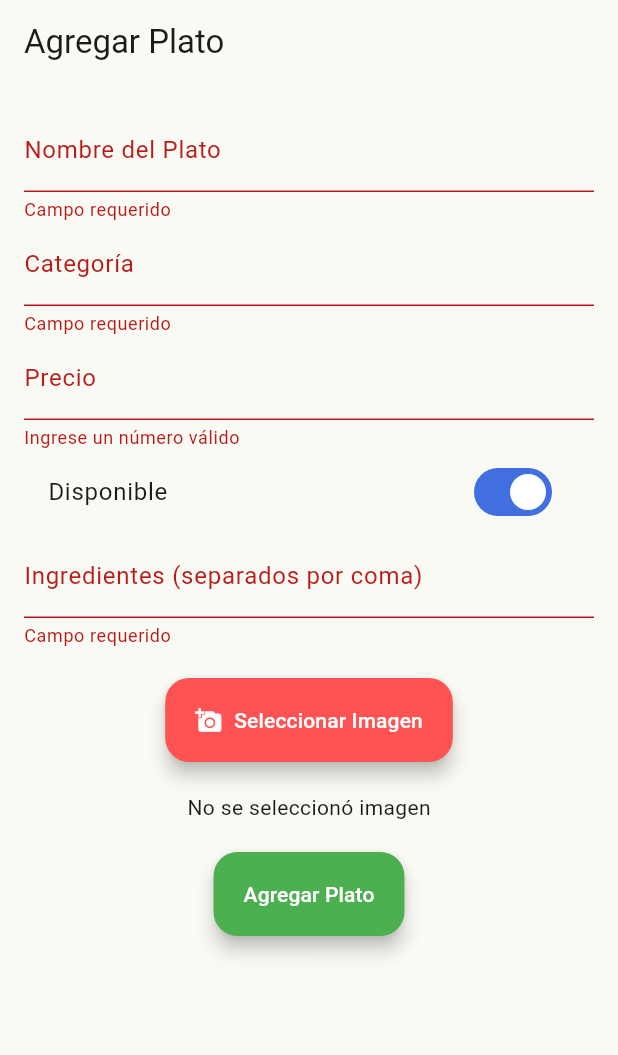
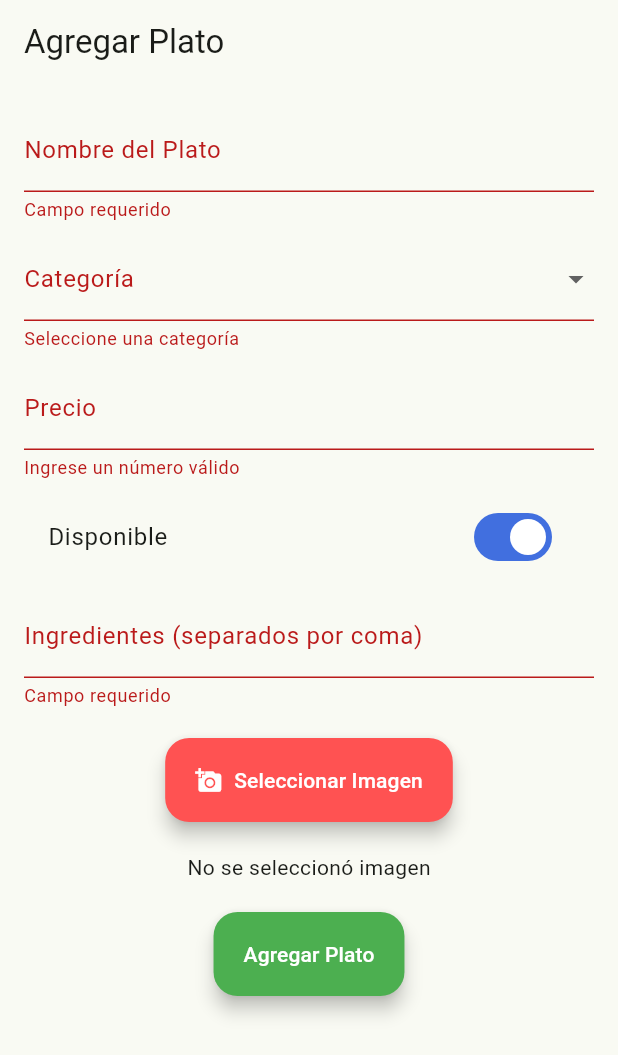
Before and after one commit to Sygyd/LeBrunchApp, a Flutter app: the screen it shows after launch, after a tap on "Agregar Plato", on a phone screen of 412 x 824 dp. Shown: the top 1055 px of the screen. Run offline on Flutter 3.47's test engine with Material 3 defaults, Android fonts, the light colour scheme and no system bars; our stand-ins replace file_picker.

Commit message:
0.0.2.1
Categoria Dropdwon List

```diff
--- a/lib/UI_Screens/Admin_Screens/AddDishScreen.dart
+++ b/lib/UI_Screens/Admin_Screens/AddDishScreen.dart
@@ -16,13 +16,20 @@ class AddDishScreen extends StatefulWidget {
 class _AddDishScreenState extends State<AddDishScreen> {
   final _formKey = GlobalKey<FormState>();
   final TextEditingController _nameController = TextEditingController();
-  final TextEditingController _categoryController = TextEditingController();
   final TextEditingController _priceController = TextEditingController();
   final TextEditingController _ingredientsController = TextEditingController();
 
   bool _isAvailable = true; // Estado del switch
+  PlatformFile? _selectedFile;
+  String? _selectedCategory; // Almacena la categoría seleccionada
 
-  PlatformFile? _selectedFile;
+  final List<String> _categories = [
+    'Tablas',
+    'Panquecas',
+    'Tostadas francesas',
+    'Gofres',
+    'Omelettes',
+  ];
 
   Future<void> _pickImage() async {
     final result = await FilePicker.platform.pickFiles(
@@ -57,9 +64,9 @@ class _AddDishScreenState extends State<AddDishScreen> {
 
     final dish = {
       'nombre': _nameController.text,
-      'categoria': _categoryController.text,
+      'categoria': _selectedCategory, // Se usa la categoría seleccionada
       'precio': double.tryParse(_priceController.text) ?? 0.0,
-      'disponibilidad': _isAvailable, // Usa el valor del switch
+      'disponibilidad': _isAvailable,
       'ingredientes': _ingredientsController.text.split(','),
     };
 
@@ -89,12 +96,12 @@ class _AddDishScreenState extends State<AddDishScreen> {
   void _clearForm() {
     _formKey.currentState!.reset();
     _nameController.clear();
-    _categoryController.clear();
     _priceController.clear();
     _ingredientsController.clear();
     setState(() {
       _selectedFile = null;
-      _isAvailable = true; // Restablecer el estado del switch
+      _isAvailable = true;
+      _selectedCategory = null; // Restablecer la categoría
     });
   }
 
@@ -117,12 +124,29 @@ class _AddDishScreenState extends State<AddDishScreen> {
                   validator:
                       (value) => value!.isEmpty ? 'Campo requerido' : null,
                 ),
-                TextFormField(
-                  controller: _categoryController,
+                const SizedBox(height: 10),
+
+                DropdownButtonFormField<String>(
                   decoration: const InputDecoration(labelText: 'Categoría'),
+                  value: _selectedCategory,
+                  items:
+                      _categories.map((category) {
+                        return DropdownMenuItem(
+                          value: category,
+                          child: Text(category),
+                        );
+                      }).toList(),
+                  onChanged: (value) {
+                    setState(() {
+                      _selectedCategory = value;
+                    });
+                  },
                   validator:
-                      (value) => value!.isEmpty ? 'Campo requerido' : null,
+                      (value) =>
+                          value == null ? 'Seleccione una categoría' : null,
                 ),
+                const SizedBox(height: 10),
+
                 TextFormField(
                   controller: _priceController,
                   decoration: const InputDecoration(labelText: 'Precio'),
@@ -133,6 +157,8 @@ class _AddDishScreenState extends State<AddDishScreen> {
                               ? 'Ingrese un número válido'
                               : null,
                 ),
+                const SizedBox(height: 10),
+
                 SwitchListTile(
                   title: const Text("Disponible"),
                   value: _isAvailable,
@@ -142,6 +168,8 @@ class _AddDishScreenState extends State<AddDishScreen> {
                     });
                   },
                 ),
+                const SizedBox(height: 10),
+
                 TextFormField(
                   controller: _ingredientsController,
                   decoration: const InputDecoration(
@@ -151,6 +179,7 @@ class _AddDishScreenState extends State<AddDishScreen> {
                       (value) => value!.isEmpty ? 'Campo requerido' : null,
                 ),
                 const SizedBox(height: 20),
+
                 ElevatedButton.icon(
                   onPressed: _pickImage,
                   icon: const Icon(Icons.add_a_photo),
@@ -160,6 +189,7 @@ class _AddDishScreenState extends State<AddDishScreen> {
                   ),
                 ),
                 const SizedBox(height: 20),
+
                 _selectedFile != null
                     ? Image.memory(
                       _selectedFile!.bytes!,
@@ -168,6 +198,7 @@ class _AddDishScreenState extends State<AddDishScreen> {
                     )
                     : const Center(child: Text('No se seleccionó imagen')),
                 const SizedBox(height: 20),
+
                 ElevatedButton(
                   onPressed: _submitDish,
                   style: ElevatedButton.styleFrom(
```
